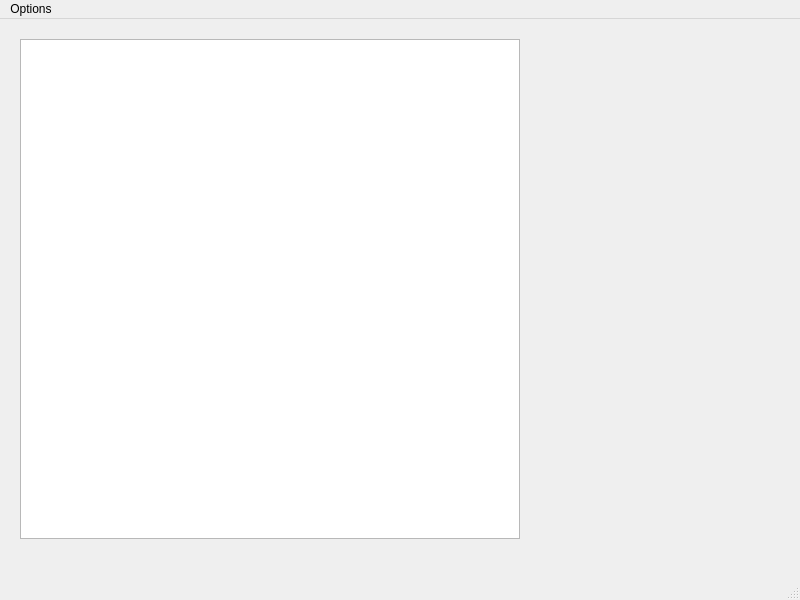
Old version of the form client/mainwindow.ui in the repository creationyun/bob9-connect6.
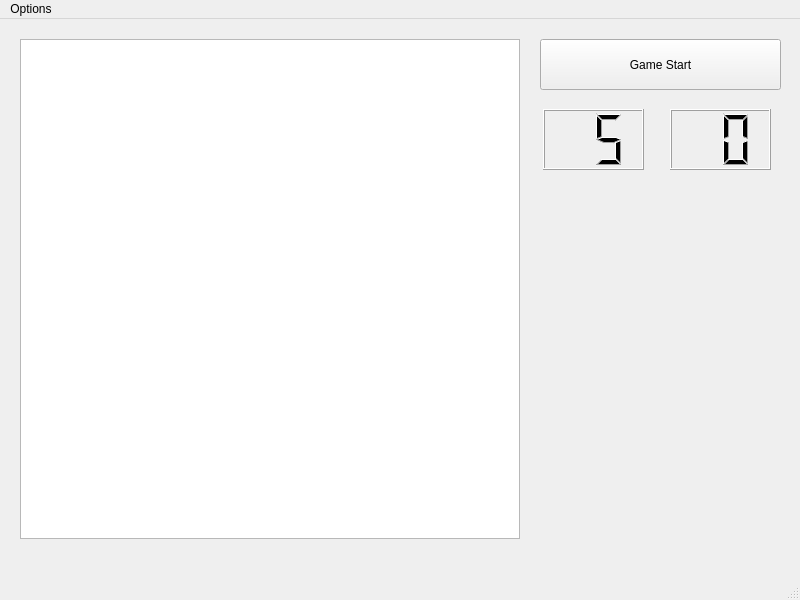
New version of the form.

What changed in the file:
```diff
--- a/client/mainwindow.ui
+++ b/client/mainwindow.ui
@@ -24,6 +24,57 @@
      </rect>
     </property>
    </widget>
+   <widget class="QPushButton" name="pbGameStartButton">
+    <property name="geometry">
+     <rect>
+      <x>540</x>
+      <y>20</y>
+      <width>241</width>
+      <height>51</height>
+     </rect>
+    </property>
+    <property name="text">
+     <string>Game Start</string>
+    </property>
+   </widget>
+   <widget class="QLCDNumber" name="lcdNumber">
+    <property name="geometry">
+     <rect>
+      <x>543</x>
+      <y>90</y>
+      <width>101</width>
+      <height>61</height>
+     </rect>
+    </property>
+    <property name="digitCount">
+     <number>2</number>
+    </property>
+    <property name="intValue" stdset="0">
+     <number>5</number>
+    </property>
+   </widget>
+   <widget class="QLCDNumber" name="lcdNumber_2">
+    <property name="geometry">
+     <rect>
+      <x>670</x>
+      <y>90</y>
+      <width>101</width>
+      <height>61</height>
+     </rect>
+    </property>
+    <property name="toolTipDuration">
+     <number>-1</number>
+    </property>
+    <property name="smallDecimalPoint">
+     <bool>false</bool>
+    </property>
+    <property name="digitCount">
+     <number>2</number>
+    </property>
+    <property name="intValue" stdset="0">
+     <number>0</number>
+    </property>
+   </widget>
   </widget>
   <widget class="QMenuBar" name="menubar">
    <property name="geometry">
```
